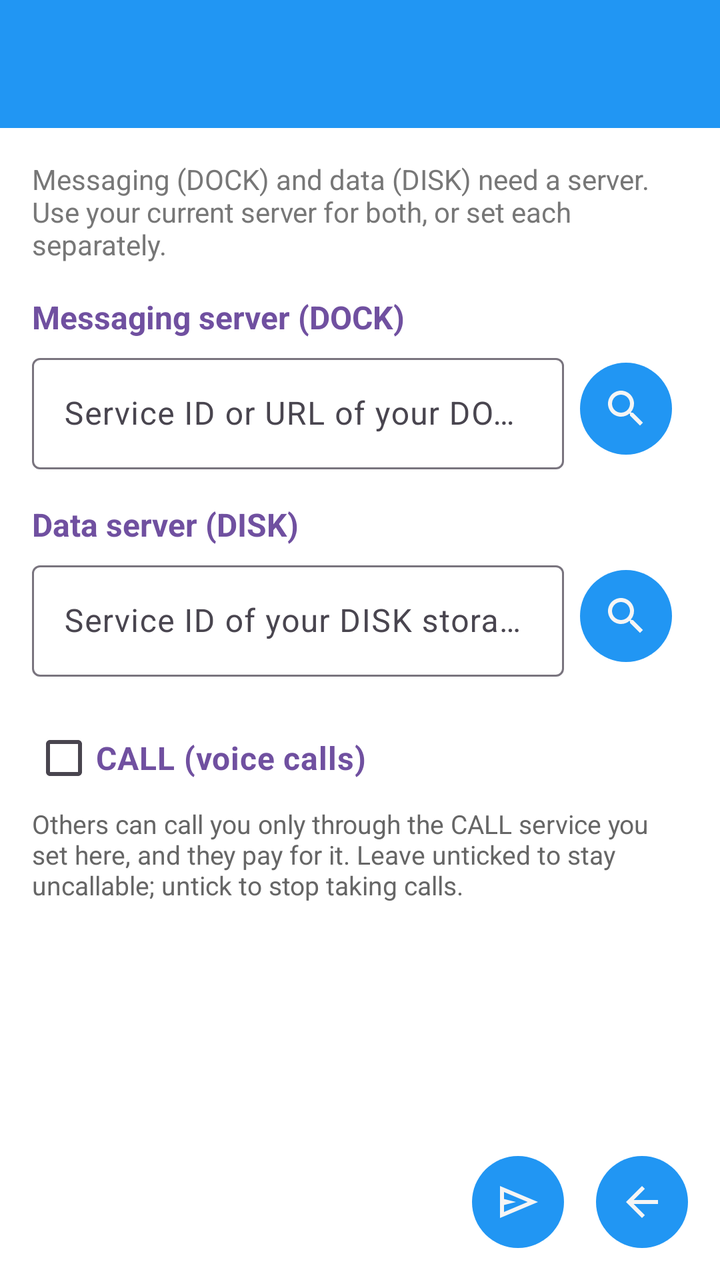
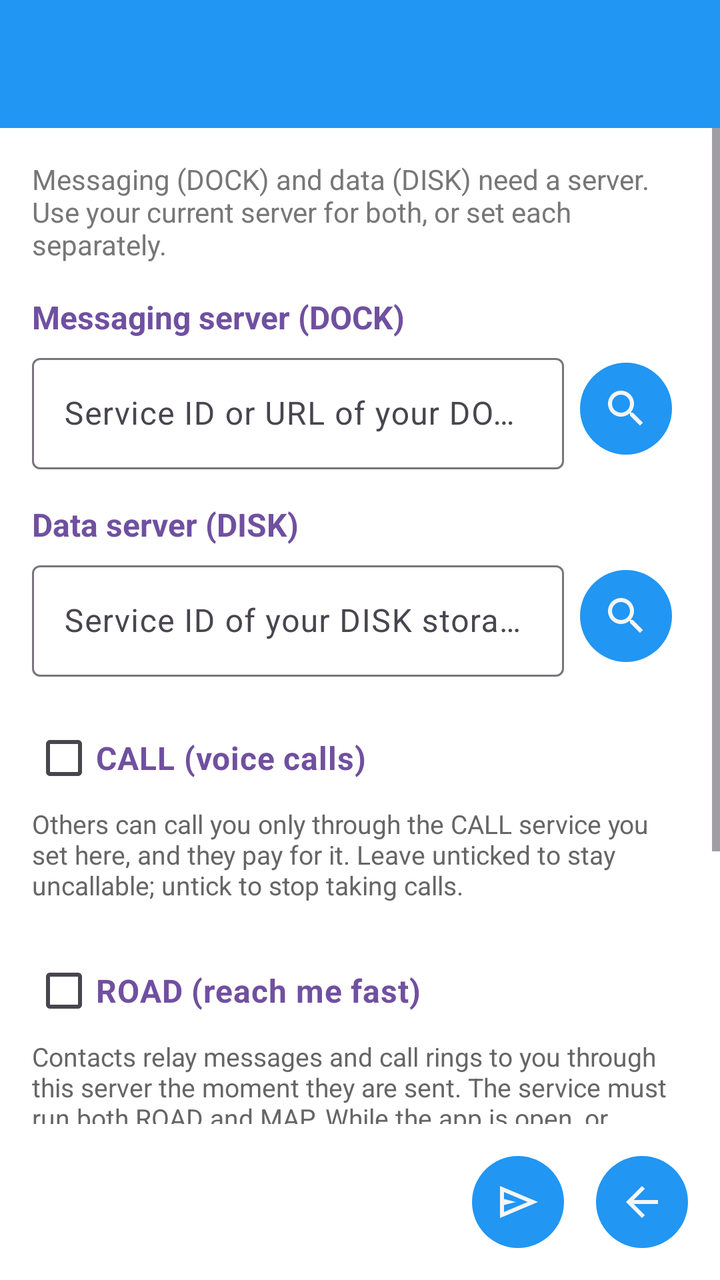

Before-and-after screenshots of an Android layout around one commit, followed by the original layout XML and the change that was made.
<!-- AndroidManifest.xml: application theme Theme.Freer -->
<!-- res/layout/activity_server_setup.xml -->
<?xml version="1.0" encoding="utf-8"?>
<LinearLayout xmlns:android="http://schemas.android.com/apk/res/android"
    xmlns:app="http://schemas.android.com/apk/res-auto"
    android:layout_width="match_parent"
    android:layout_height="match_parent"
    android:orientation="vertical">

    <include layout="@layout/common_toolbar" />

    <ScrollView
        android:id="@+id/scroll_view"
        android:layout_width="match_parent"
        android:layout_height="0dp"
        android:layout_weight="1"
        android:fillViewport="true">

        <LinearLayout
            android:layout_width="match_parent"
            android:layout_height="wrap_content"
            android:orientation="vertical"
            android:padding="16dp">

            <TextView
                android:layout_width="match_parent"
                android:layout_height="wrap_content"
                android:text="@string/server_setup_message"
                android:textColor="@color/hint"
                android:textSize="14sp"
                android:layout_marginBottom="16dp" />

            
            <TextView
                android:layout_width="match_parent"
                android:layout_height="wrap_content"
                android:text="@string/server_setup_dock_label"
                android:textColor="@color/field_name"
                android:textSize="16sp"
                android:textStyle="bold"
                android:layout_marginBottom="4dp" />

            <LinearLayout
                android:layout_width="match_parent"
                android:layout_height="wrap_content"
                android:orientation="horizontal"
                android:gravity="center_vertical">

                <com.google.android.material.textfield.TextInputLayout
                    android:layout_width="0dp"
                    android:layout_height="wrap_content"
                    android:layout_weight="1"
                    app:boxBackgroundColor="@color/input_field_background"
                    style="@style/Widget.Material3.TextInputLayout.OutlinedBox">

                    <com.google.android.material.textfield.TextInputEditText
                        android:id="@+id/dock_input"
                        android:layout_width="match_parent"
                        android:layout_height="wrap_content"
                        android:hint="@string/server_setup_dock_hint"
                        android:inputType="text"
                        android:maxLines="3" />
                </com.google.android.material.textfield.TextInputLayout>

                <ImageButton
                    android:id="@+id/choose_dock_button"
                    style="@style/ImageButtonStyle"
                    android:layout_marginStart="8dp"
                    android:src="@drawable/ic_search"
                    android:contentDescription="@string/choose_another" />
            </LinearLayout>

            
            <TextView
                android:layout_width="match_parent"
                android:layout_height="wrap_content"
                android:text="@string/server_setup_disk_label"
                android:textColor="@color/field_name"
                android:textSize="16sp"
                android:textStyle="bold"
                android:layout_marginTop="16dp"
                android:layout_marginBottom="4dp" />

            <LinearLayout
                android:layout_width="match_parent"
                android:layout_height="wrap_content"
                android:orientation="horizontal"
                android:gravity="center_vertical">

                <com.google.android.material.textfield.TextInputLayout
                    android:layout_width="0dp"
                    android:layout_height="wrap_content"
                    android:layout_weight="1"
                    app:boxBackgroundColor="@color/input_field_background"
                    style="@style/Widget.Material3.TextInputLayout.OutlinedBox">

                    <com.google.android.material.textfield.TextInputEditText
                        android:id="@+id/disk_input"
                        android:layout_width="match_parent"
                        android:layout_height="wrap_content"
                        android:hint="@string/server_setup_disk_hint"
                        android:inputType="text"
                        android:maxLines="3" />
                </com.google.android.material.textfield.TextInputLayout>

                <ImageButton
                    android:id="@+id/choose_disk_button"
                    style="@style/ImageButtonStyle"
                    android:layout_marginStart="8dp"
                    android:src="@drawable/ic_search"
                    android:contentDescription="@string/choose_another" />
            </LinearLayout>

            
            <CheckBox
                android:id="@+id/call_checkbox"
                android:layout_width="match_parent"
                android:layout_height="wrap_content"
                android:layout_marginTop="16dp"
                android:text="@string/server_setup_call_label"
                android:textColor="@color/field_name"
                android:textSize="16sp"
                android:textStyle="bold" />

            <TextView
                android:layout_width="match_parent"
                android:layout_height="wrap_content"
                android:layout_marginBottom="4dp"
                android:text="@string/server_setup_call_explain"
                android:textColor="@color/text_secondary"
                android:textSize="13sp" />

            <LinearLayout
                android:id="@+id/call_row"
                android:layout_width="match_parent"
                android:layout_height="wrap_content"
                android:orientation="horizontal"
                android:gravity="center_vertical"
                android:visibility="gone">

                <com.google.android.material.textfield.TextInputLayout
                    android:layout_width="0dp"
                    android:layout_height="wrap_content"
                    android:layout_weight="1"
                    app:boxBackgroundColor="@color/input_field_background"
                    style="@style/Widget.Material3.TextInputLayout.OutlinedBox">

                    <com.google.android.material.textfield.TextInputEditText
                        android:id="@+id/call_input"
                        android:layout_width="match_parent"
                        android:layout_height="wrap_content"
                        android:hint="@string/server_setup_call_hint"
                        android:inputType="text"
                        android:maxLines="3" />
                </com.google.android.material.textfield.TextInputLayout>

                <ImageButton
                    android:id="@+id/choose_call_button"
                    style="@style/ImageButtonStyle"
                    android:layout_marginStart="8dp"
                    android:src="@drawable/ic_search"
                    android:contentDescription="@string/choose_another" />
            </LinearLayout>

        </LinearLayout>

    </ScrollView>

    
    <LinearLayout
        android:layout_width="match_parent"
        android:layout_height="wrap_content"
        android:orientation="horizontal"
        android:padding="8dp"
        android:gravity="end">

        <ImageButton
            android:id="@+id/register_button"
            style="@style/ImageButtonStyle"
            android:src="@drawable/ic_send"
            android:contentDescription="@string/publish" />

        <ImageButton
            android:id="@+id/back_button"
            style="@style/ImageButtonStyle"
            android:src="@drawable/ic_back"
            android:contentDescription="@string/back" />

    </LinearLayout>

</LinearLayout>
<!-- res/layout/common_toolbar.xml (included above) -->
<?xml version="1.0" encoding="utf-8"?>
<androidx.appcompat.widget.Toolbar xmlns:android="http://schemas.android.com/apk/res/android"
    xmlns:app="http://schemas.android.com/apk/res-auto"
    android:id="@+id/toolbar"
    android:layout_width="match_parent"
    android:layout_height="?attr/actionBarSize"
    android:background="@color/accent"
    android:theme="@style/ThemeOverlay.Freer.Toolbar">

    <LinearLayout
        android:id="@+id/toolbar_fid_container"
        android:layout_width="wrap_content"
        android:layout_height="match_parent"
        android:layout_gravity="end"
        android:orientation="horizontal"
        android:gravity="end|center_vertical"
        android:visibility="gone"
        android:clickable="true"
        android:focusable="true"
        android:paddingStart="8dp"
        android:paddingEnd="16dp"
        android:background="?android:attr/selectableItemBackground">

        <TextView
            android:id="@+id/toolbar_fid_text"
            android:layout_width="130dp"
            android:layout_height="wrap_content"
            android:textColor="@color/main_background"
            android:paddingStart="8dp"
            android:paddingEnd="4dp"
            android:textSize="14sp"
            android:maxLines="1"
            android:gravity="end"
            android:ellipsize="middle" />

        <ImageView
            android:id="@+id/toolbar_avatar"
            android:layout_width="42dp"
            android:layout_height="42dp"
            android:background="@color/accent"
            android:scaleType="centerCrop"
            android:contentDescription="@string/avatar" />

    </LinearLayout>

</androidx.appcompat.widget.Toolbar>
<!-- resources referenced by this layout -->
<resources>
  <color name="accent">#2196F3</color>
  <color name="field_name">#7050A0</color>
  <color name="hint">#777777</color>
  <color name="input_field_background">#FFFFFF</color>
  <color name="main_background">#F5F5F5</color>
  <color name="text_secondary">#666666</color>
  <!-- drawable ic_back (drawable) -->
  <vector xmlns:android="http://schemas.android.com/apk/res/android"
      android:width="24dp"
      android:height="24dp"
      android:viewportWidth="960"
      android:viewportHeight="960">
    <path
        android:pathData="m313,520 l224,224 -57,56 -320,-320 320,-320 57,56 -224,224h487v80L313,520Z"
        android:fillColor="@color/main_background"/>
  </vector>
  <!-- drawable ic_send (drawable) -->
  <vector xmlns:android="http://schemas.android.com/apk/res/android"
      android:width="24dp"
      android:height="24dp"
      android:viewportWidth="960"
      android:viewportHeight="960">
    <path
        android:pathData="M120,800v-640l760,320 -760,320ZM200,680 L674,480 200,280v140l240,60 -240,60v140ZM200,680v-400,400Z"
        android:fillColor="@color/warning"/>
  </vector>
  <string name="avatar">Avatar</string>
  <string name="back">Back</string>
  <string name="choose_another">Choose another</string>
  <string name="publish">Publish</string>
  <string name="server_setup_call_explain">Others can call you only through the CALL service you set here, and they pay for it. Leave unticked to stay uncallable; untick to stop taking calls.</string>
  <string name="server_setup_call_hint">CALL service SID</string>
  <string name="server_setup_call_label">CALL (voice calls)</string>
  <string name="server_setup_disk_hint">Service ID of your DISK storage</string>
  <string name="server_setup_disk_label">Data server (DISK)</string>
  <string name="server_setup_dock_hint">Service ID or URL of your DOCK relay</string>
  <string name="server_setup_dock_label">Messaging server (DOCK)</string>
  <string name="server_setup_message">Messaging (DOCK) and data (DISK) need a server. Use your current server for both, or set each separately.</string>
  <style name="ThemeOverlay.Freer.Toolbar" parent="ThemeOverlay.AppCompat.ActionBar">
          <item name="android:textColorPrimary">@color/main_background</item>
          <item name="android:textColorSecondary">@color/main_background</item>
      </style>
  <style name="Theme.Freer" parent="Base.Theme.Freer" />
  <color name="warning">#FF9800</color>
  <!-- drawable bg_round_accent (drawable) -->
  <?xml version="1.0" encoding="utf-8"?>
  <shape xmlns:android="http://schemas.android.com/apk/res/android"
      android:shape="oval">
      <solid android:color="@color/accent" />
  </shape>
  <!-- unchanged entries left out for length: 3 -->
</resources>

<!-- the commit's change to res/layout/activity_server_setup.xml (unified diff, before → after) -->
@@ -158,6 +158,112 @@
                     android:layout_marginStart="8dp"
                     android:src="@drawable/ic_search"
                     android:contentDescription="@string/choose_another" />
+            </LinearLayout>
+
+            
+            <CheckBox
+                android:id="@+id/road_checkbox"
+                android:layout_width="match_parent"
+                android:layout_height="wrap_content"
+                android:layout_marginTop="16dp"
+                android:text="@string/server_setup_road_label"
+                android:textColor="@color/field_name"
+                android:textSize="16sp"
+                android:textStyle="bold" />
+
+            <TextView
+                android:layout_width="match_parent"
+                android:layout_height="wrap_content"
+                android:layout_marginBottom="4dp"
+                android:text="@string/server_setup_road_explain"
+                android:textColor="@color/text_secondary"
+                android:textSize="13sp" />
+
+            <TextView
+                android:id="@+id/road_suggest"
+                android:layout_width="match_parent"
+                android:layout_height="wrap_content"
+                android:layout_marginBottom="4dp"
+                android:text="@string/server_setup_road_suggest"
+                android:textColor="@color/field_name"
+                android:textSize="13sp"
+                android:visibility="gone" />
+
+            <LinearLayout
+                android:id="@+id/road_row"
+                android:layout_width="match_parent"
+                android:layout_height="wrap_content"
+                android:orientation="horizontal"
+                android:gravity="center_vertical"
+                android:visibility="gone">
+
+                <com.google.android.material.textfield.TextInputLayout
+                    android:layout_width="0dp"
+                    android:layout_height="wrap_content"
+                    android:layout_weight="1"
+                    app:boxBackgroundColor="@color/input_field_background"
+                    style="@style/Widget.Material3.TextInputLayout.OutlinedBox">
+
+                    <com.google.android.material.textfield.TextInputEditText
+                        android:id="@+id/road_input"
+                        android:layout_width="match_parent"
+                        android:layout_height="wrap_content"
+                        android:hint="@string/server_setup_road_hint"
+                        android:inputType="text"
+                        android:maxLines="3" />
+                </com.google.android.material.textfield.TextInputLayout>
+
+                <ImageButton
+                    android:id="@+id/choose_road_button"
+                    style="@style/ImageButtonStyle"
+                    android:layout_marginStart="8dp"
+                    android:src="@drawable/ic_search"
+                    android:contentDescription="@string/choose_another" />
+            </LinearLayout>
+
+            
+            <CheckBox
+                android:id="@+id/fudp_checkbox"
+                android:layout_width="match_parent"
+                android:layout_height="wrap_content"
+                android:layout_marginTop="16dp"
+                android:text="@string/server_setup_fudp_label"
+                android:textColor="@color/field_name"
+                android:textSize="16sp"
+                android:textStyle="bold" />
+
+            <TextView
+                android:layout_width="match_parent"
+                android:layout_height="wrap_content"
+                android:layout_marginBottom="4dp"
+                android:text="@string/server_setup_fudp_explain"
+                android:textColor="@color/text_secondary"
+                android:textSize="13sp" />
+
+            <LinearLayout
+                android:id="@+id/fudp_row"
+                android:layout_width="match_parent"
+                android:layout_height="wrap_content"
+                android:orientation="horizontal"
+                android:gravity="center_vertical"
+                android:visibility="gone">
+
+                <com.google.android.material.textfield.TextInputLayout
+                    android:layout_width="0dp"
+                    android:layout_height="wrap_content"
+                    android:layout_weight="1"
+                    app:boxBackgroundColor="@color/input_field_background"
+                    style="@style/Widget.Material3.TextInputLayout.OutlinedBox">
+
+                    <com.google.android.material.textfield.TextInputEditText
+                        android:id="@+id/fudp_input"
+                        android:layout_width="match_parent"
+                        android:layout_height="wrap_content"
+                        android:hint="@string/server_setup_fudp_hint"
+                        android:inputType="text"
+                        android:maxLines="3" />
+                </com.google.android.material.textfield.TextInputLayout>
+
             </LinearLayout>
 
         </LinearLayout>
<!-- resource entries referenced after the edit -->
@@ -37,7 +37,14 @@
   <string name="server_setup_disk_label">Data server (DISK)</string>
   <string name="server_setup_dock_hint">Service ID or URL of your DOCK relay</string>
   <string name="server_setup_dock_label">Messaging server (DOCK)</string>
+  <string name="server_setup_fudp_explain">Only for a node with a fixed, reachable address, such as a server. A phone behind a home or mobile network cannot be reached this way: leave it unset. Untick to remove it.</string>
+  <string name="server_setup_fudp_hint">fudp://host:port</string>
+  <string name="server_setup_fudp_label">FUDP (my own node)</string>
   <string name="server_setup_message">Messaging (DOCK) and data (DISK) need a server. Use your current server for both, or set each separately.</string>
+  <string name="server_setup_road_explain">Contacts relay messages and call rings to you through this server the moment they are sent. The service must run both ROAD and MAP. While the app is open, or Available for calls is on, your device keeps its presence there, which the server charges for. Untick to remove it.</string>
+  <string name="server_setup_road_hint">ROAD service SID</string>
+  <string name="server_setup_road_label">ROAD (reach me fast)</string>
+  <string name="server_setup_road_suggest">You have no ROAD server: messages and rings reach you only when your device next checks its DOCK. Setting one makes them arrive at once.</string>
   <style name="ThemeOverlay.Freer.Toolbar" parent="ThemeOverlay.AppCompat.ActionBar">
           <item name="android:textColorPrimary">@color/main_background</item>
           <item name="android:textColorSecondary">@color/main_background</item>
